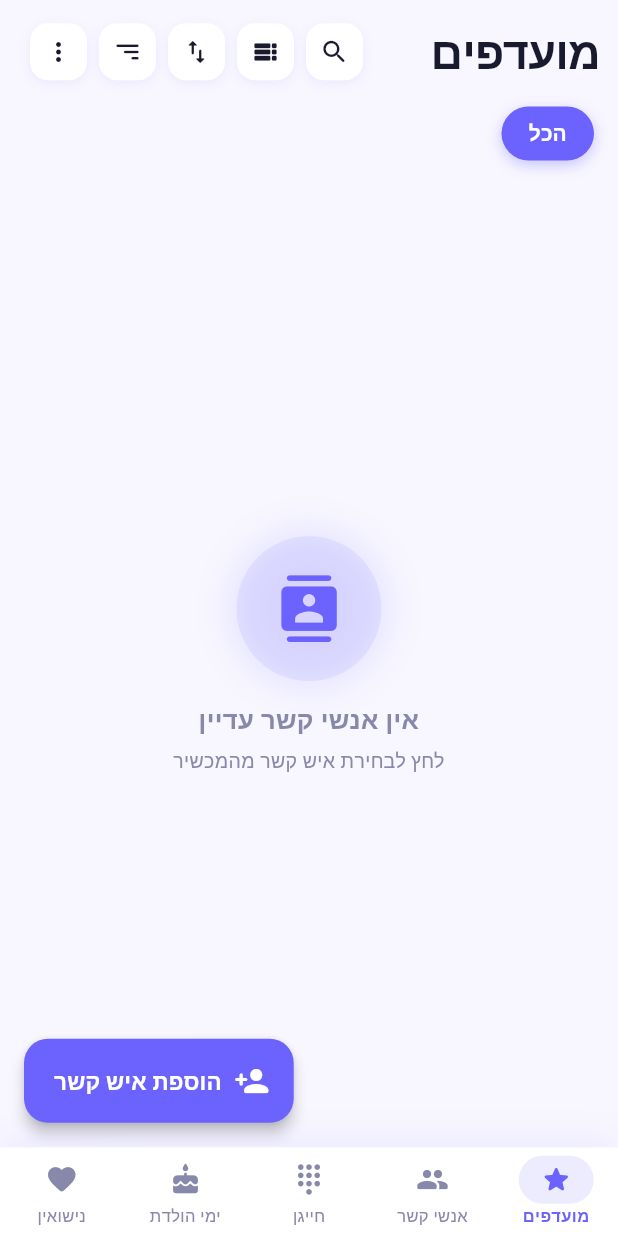
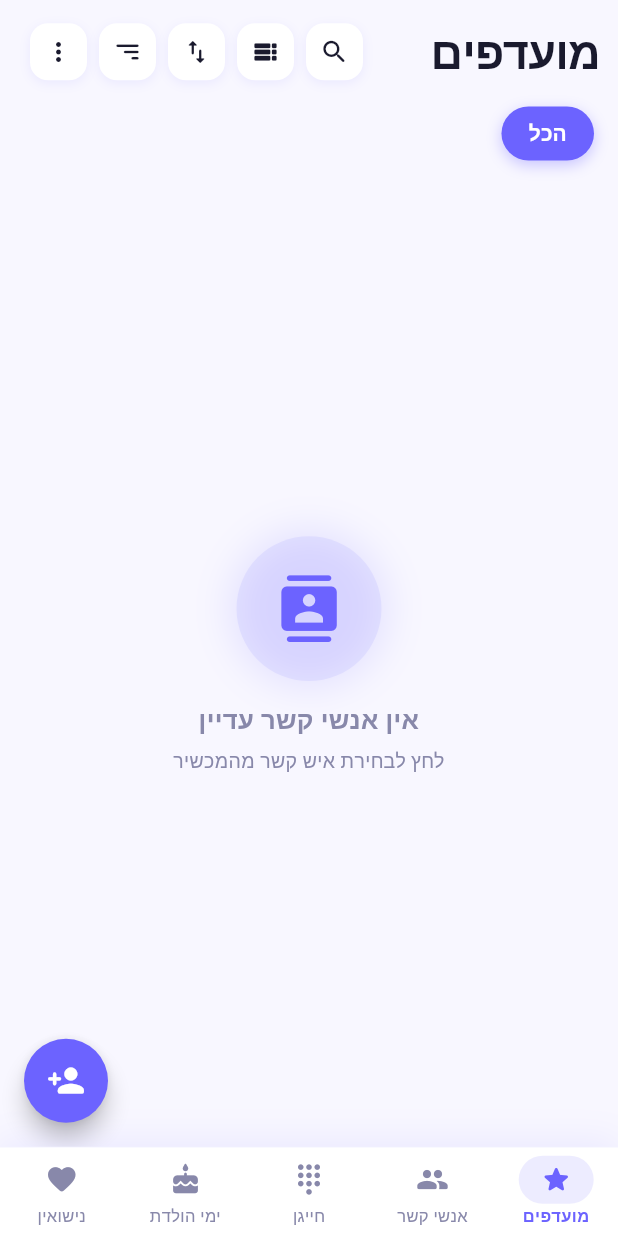
Before and after one commit to groszgil/mycontacts-app, a Flutter app: the screen it shows after launch, on a phone screen of 412 x 824 dp. Run offline on Flutter 3.47's test engine with Material 3 defaults, Android fonts, the phone set to English and light mode, and no system bars; our stand-ins replace file_picker, flutter_contacts, flutter_local_notifications, font_awesome_flutter, hive, hive_flutter and 3 more; missing offline and left inert: call_log, home_widget; accounts and stored records are empty; Roboto replaces fonts that are missing (SF Pro Display); statements that could not run were skipped.

Commit message:
FAB: compact circle + hide-on-scroll-down, reappear on scroll-up / stop
- Replace wide extended FAB with a compact circular FloatingActionButton
  (icon only, tooltip on long-press) — takes far less screen space
- FAB slides down + fades out while the user scrolls down through contacts
- Reappears immediately when the user scrolls back up (delta < 0)
- Also reappears once scrolling stops (ScrollEndNotification) so it is
  never permanently hidden
- Scroll direction tracked via _lastScrollOffset delta inside the existing
  NotificationListener — no extra ScrollController needed

Co-Authored-By: Claude Sonnet 4.6 <noreply@anthropic.com>

```diff
--- a/lib/screens/home_screen.dart
+++ b/lib/screens/home_screen.dart
@@ -36,6 +36,9 @@ class _HomeScreenState extends State<HomeScreen> {
   bool _isListView = false;
   /// 0=manual, 1=א-ת (A-Z), 2=ת-א (Z-A), 3=לאחרונה נוסף
   int _sortOrder = 0;
+  /// FAB visibility — hides while scrolling down, reappears on scroll-up
+  bool _fabVisible = true;
+  double _lastScrollOffset = 0;
   /// Call-log cache: normalised phone → last-call timestamp (Android only).
   Map<String, DateTime> _callMap = {};
 
@@ -145,12 +148,29 @@ class _HomeScreenState extends State<HomeScreen> {
                   Expanded(
                     child: NotificationListener<ScrollNotification>(
                       onNotification: (notification) {
-                        if (notification.metrics.axis == Axis.vertical) {
-                          final collapsed =
-                              notification.metrics.pixels > 40;
-                          if (collapsed != _headerCollapsed) {
-                            setState(
-                                () => _headerCollapsed = collapsed);
+                        if (notification.metrics.axis != Axis.vertical) {
+                          return false;
+                        }
+                        final px = notification.metrics.pixels;
+
+                        // Header collapse
+                        final collapsed = px > 40;
+                        if (collapsed != _headerCollapsed) {
+                          setState(() => _headerCollapsed = collapsed);
+                        }
+
+                        // FAB hide-on-scroll-down, show-on-scroll-up
+                        if (notification is ScrollUpdateNotification) {
+                          final delta = px - _lastScrollOffset;
+                          _lastScrollOffset = px;
+                          final shouldShow = delta < 0 || px < 60;
+                          if (shouldShow != _fabVisible) {
+                            setState(() => _fabVisible = shouldShow);
+                          }
+                        } else if (notification is ScrollEndNotification) {
+                          // Always show FAB once scrolling stops
+                          if (!_fabVisible) {
+                            setState(() => _fabVisible = true);
                           }
                         }
                         return false;
@@ -957,16 +977,24 @@ class _HomeScreenState extends State<HomeScreen> {
   Widget _buildFAB() {
     if (_isReordering) return const SizedBox.shrink();
     final primary = AppTheme.primaryOf(context);
-    return FloatingActionButton.extended(
-      heroTag: 'import_fab',
-      onPressed: _navigateToImport,
-      backgroundColor: primary,
-      foregroundColor: Colors.white,
-      elevation: 4,
-      shape: RoundedRectangleBorder(borderRadius: BorderRadius.circular(16)),
-      icon: const Icon(Icons.person_add_rounded),
-      label: const Text('הוספת איש קשר',
-          style: TextStyle(fontWeight: FontWeight.w600, fontSize: 15)),
+    return AnimatedSlide(
+      offset: _fabVisible ? Offset.zero : const Offset(0, 2.5),
+      duration: const Duration(milliseconds: 280),
+      curve: _fabVisible ? Curves.easeOut : Curves.easeIn,
+      child: AnimatedOpacity(
+        opacity: _fabVisible ? 1.0 : 0.0,
+        duration: const Duration(milliseconds: 220),
+        child: FloatingActionButton(
+          heroTag: 'import_fab',
+          onPressed: _navigateToImport,
+          backgroundColor: primary,
+          foregroundColor: Colors.white,
+          elevation: 6,
+          shape: const CircleBorder(),
+          tooltip: 'הוספת איש קשר',
+          child: const Icon(Icons.person_add_rounded, size: 26),
+        ),
+      ),
     );
   }
 
```
